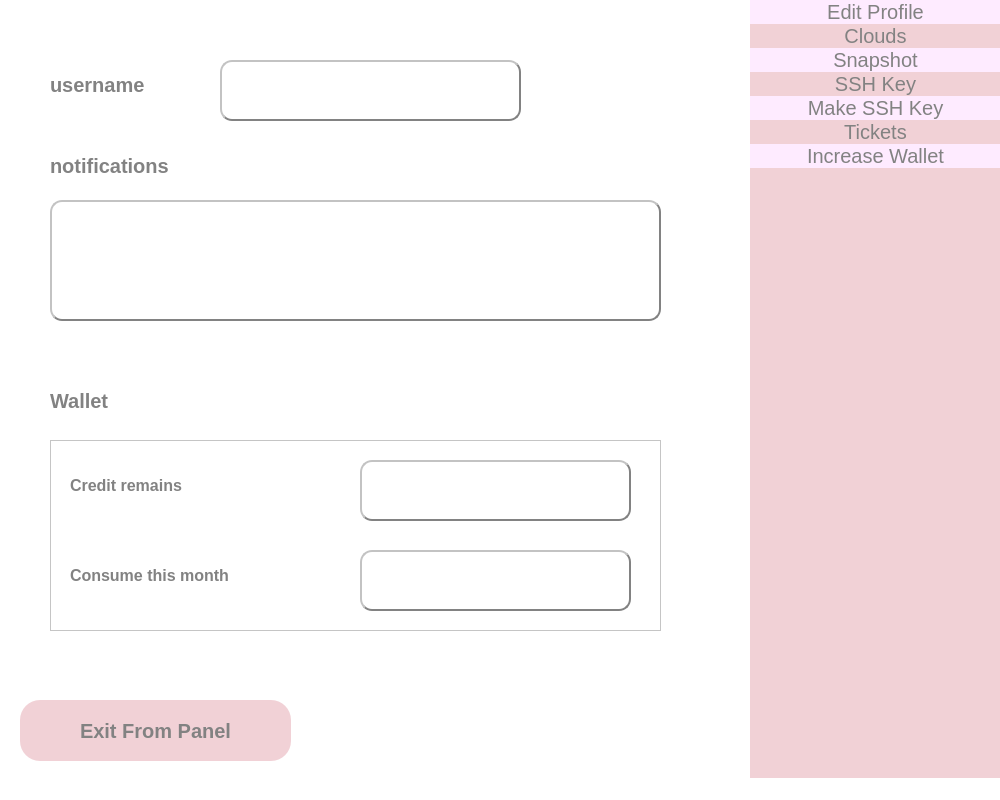
This is ui/dashboard.ui in vidagharavian/cloud_service as Qt 5 draws it before an edit. The edited form follows.
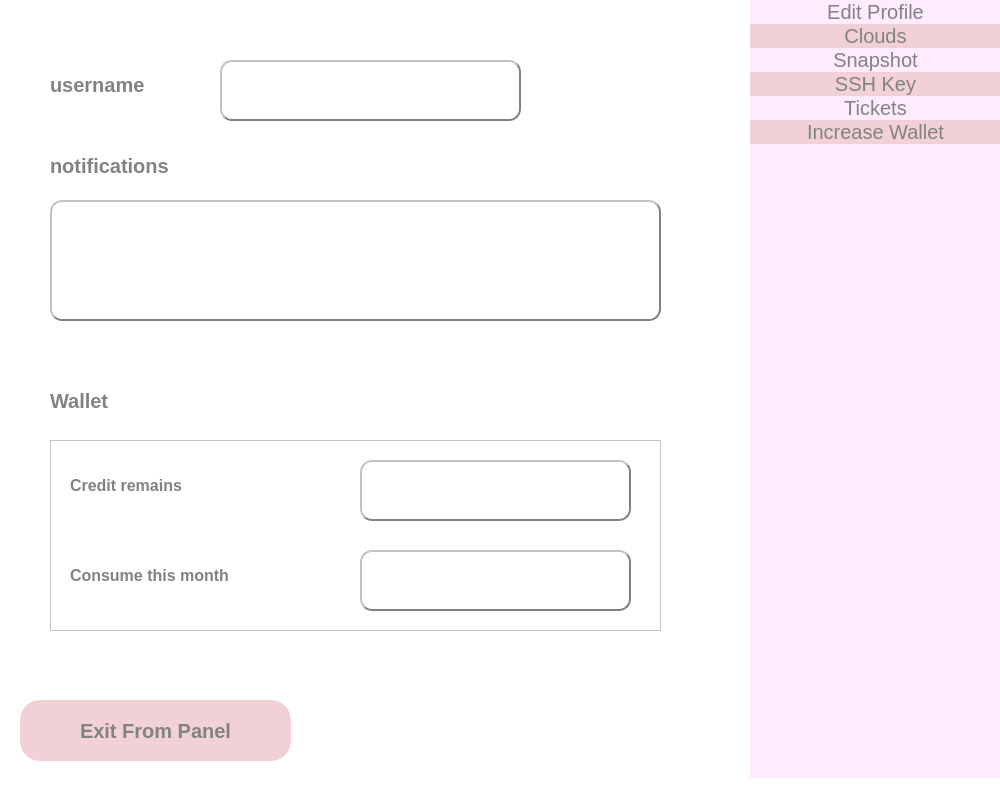
This is the edited form.

```diff
--- a/ui/dashboard.ui
+++ b/ui/dashboard.ui
@@ -266,7 +266,7 @@
       <height>781</height>
      </rect>
     </property>
-    <layout class="QVBoxLayout" name="verticalLayout" stretch="0,0,0,0,0,0,0,0">
+    <layout class="QVBoxLayout" name="verticalLayout" stretch="0,0,0,0,0,0,0">
      <property name="spacing">
       <number>0</number>
      </property>
@@ -422,23 +422,6 @@
        </property>
       </widget>
      </item>
-     <item>
-      <widget class="QPushButton" name="make_ssh">
-       <property name="font">
-        <font>
-         <pointsize>15</pointsize>
-        </font>
-       </property>
-       <property name="styleSheet">
-        <string notr="true">color: rgb(130, 130, 130);
-border: 0px;
-background-color: rgb(254, 235, 255);</string>
-       </property>
-       <property name="text">
-        <string>Make SSH Key</string>
-       </property>
-      </widget>
-     </item>
      <item>
       <widget class="QPushButton" name="bt_tickets">
        <property name="font">
@@ -449,9 +432,9 @@
         </font>
        </property>
        <property name="styleSheet">
-        <string notr="true">background-color: rgb(241, 209, 214);
+        <string notr="true">color: rgb(130, 130, 130);
 border: 0px;
-color: rgb(130, 130, 130);</string>
+background-color: rgb(254, 235, 255);</string>
        </property>
        <property name="text">
         <string>Tickets</string>
@@ -466,9 +449,9 @@
         </font>
        </property>
        <property name="styleSheet">
-        <string notr="true">color: rgb(130, 130, 130);
+        <string notr="true">background-color: rgb(241, 209, 214);
 border: 0px;
-background-color: rgb(254, 235, 255);</string>
+color: rgb(130, 130, 130);</string>
        </property>
        <property name="text">
         <string>Increase Wallet</string>
@@ -490,9 +473,9 @@
         </size>
        </property>
        <property name="styleSheet">
-        <string notr="true">background-color: rgb(241, 209, 214);
+        <string notr="true">color: rgb(130, 130, 130);
 border: 0px;
-color: rgb(130, 130, 130);</string>
+background-color: rgb(254, 235, 255);</string>
        </property>
        <property name="text">
         <string/>
```
